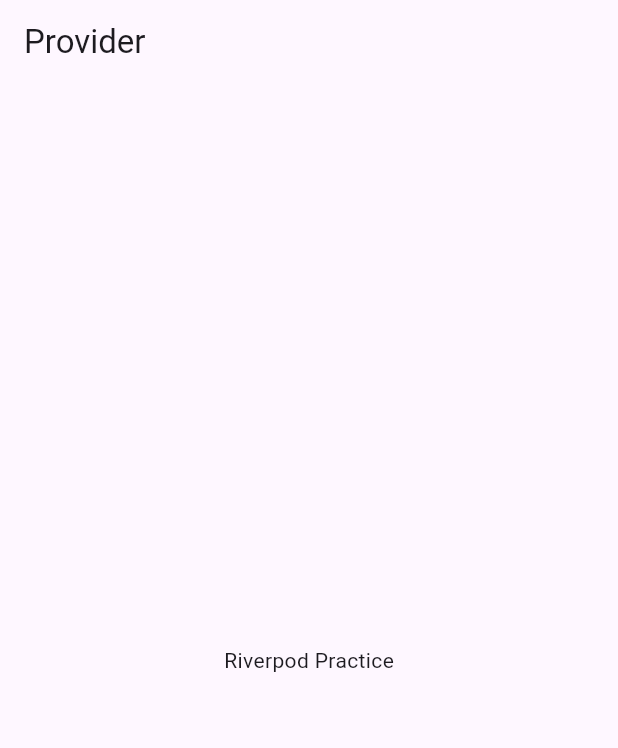
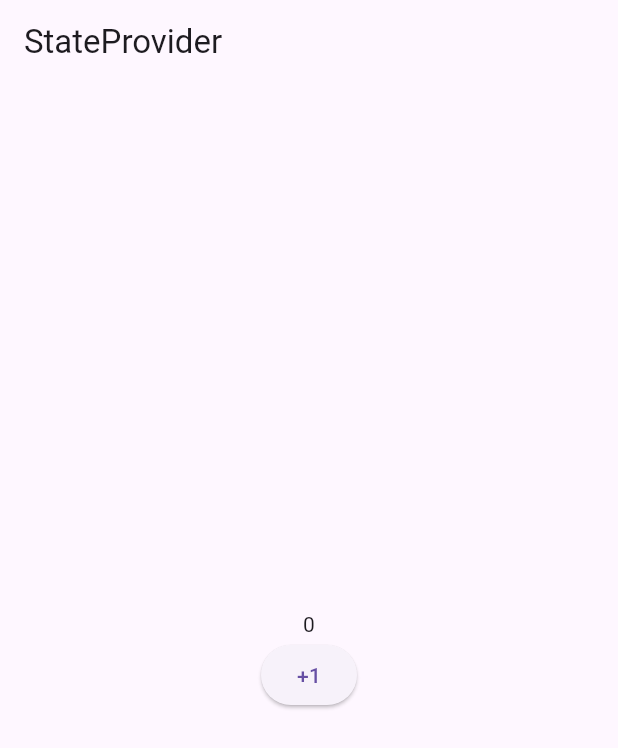
Before and after one commit to m-kodama/flutter-riverpod-practice, a Flutter app: the screen it shows after launch, on a phone screen of 412 x 824 dp. Shown: the top 748 px of the screen. Run offline on Flutter 3.47's test engine with Material 2 defaults, Android fonts, the phone set to English and light mode, and no system bars; our stand-ins replace flutter_riverpod.

Commit message:
StateProviderの使い方

```diff
--- /dev/null
+++ b/lib/02_state_provider.dart
@@ -0,0 +1,40 @@
+import 'package:flutter/material.dart';
+import 'package:flutter_riverpod/flutter_riverpod.dart';
+
+/// StateProvider
+///
+/// 外部から変更可能な値を公開できるProvider
+final counterProvider = StateProvider((_) => 0);
+
+class StateProviderPage extends ConsumerWidget {
+  const StateProviderPage({Key? key}) : super(key: key);
+
+  @override
+  Widget build(BuildContext context, WidgetRef ref) {
+    /// watchでProviderを読み取る
+    /// .notifier をつけると StateController が取得できる
+    /// 何もつけなければ state(=値) が取得できる
+    final counter = ref.watch(counterProvider.notifier);
+    final count = ref.watch(counterProvider);
+
+    return Scaffold(
+        appBar: AppBar(
+          title: const Text('StateProvider'),
+        ),
+        body: Center(
+          child: Column(
+            mainAxisAlignment: MainAxisAlignment.center,
+            crossAxisAlignment: CrossAxisAlignment.center,
+            children: [
+              Text(count.toString()),
+              ElevatedButton(
+                child: const Text('+1'),
+                onPressed: () {
+                  counter.update((state) => state + 1);
+                },
+              ),
+            ],
+          ),
+        ));
+  }
+}
--- a/lib/main.dart
+++ b/lib/main.dart
@@ -1,6 +1,7 @@
 import 'package:flutter/material.dart';
 import 'package:flutter_riverpod/flutter_riverpod.dart';
 import 'package:riverpod_practice/01_provider.dart';
+import 'package:riverpod_practice/02_state_provider.dart';
 
 class MyValue {
   MyValue(this.value);
@@ -32,7 +33,7 @@ class MyApp extends StatelessWidget {
         useMaterial3: true,
         primarySwatch: Colors.blue,
       ),
-      home: const ProviderPage(),
+      home: const StateProviderPage(),
     );
   }
 }
```
